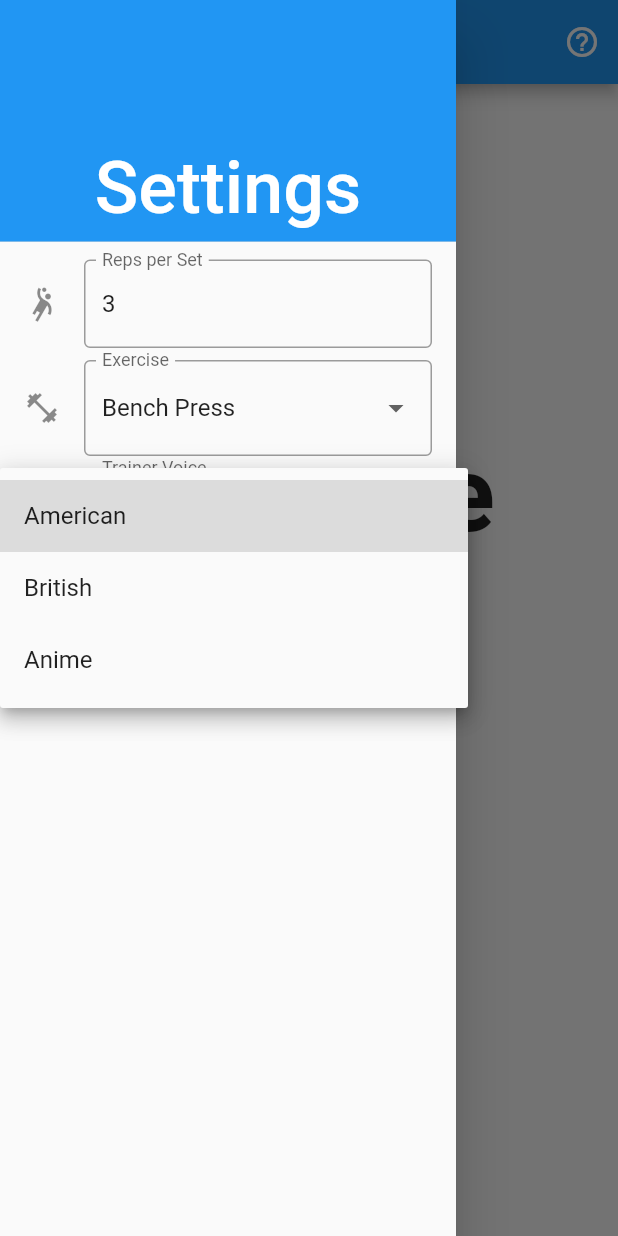
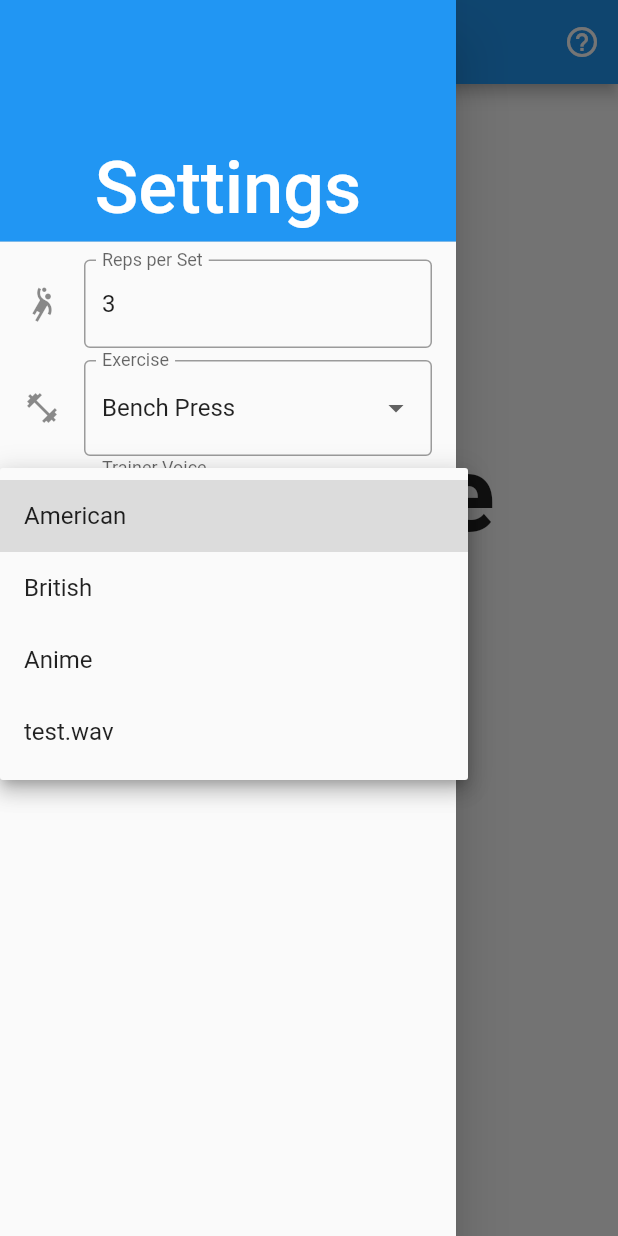
Before and after one commit to cyankaet/LiftSafe, a Flutter app: the screen it shows after launch, in the side drawer, after a tap on "American", on a phone screen of 412 x 824 dp. Run offline on Flutter 3.47's test engine with Material 2 defaults, Android fonts, the phone set to English and light mode, and no system bars; our stand-ins replace audioplayers, sensors, stream_transform.

Commit message:
added audio changing function

```diff
--- a/lift_safe/lib/lift_tracker.dart
+++ b/lift_safe/lib/lift_tracker.dart
@@ -1,4 +1,5 @@
 import 'dart:async';
+import 'sidebar.dart' as sidebar;
 
 import 'package:audioplayers/audioplayers.dart';
 import 'package:flutter/material.dart';
@@ -25,8 +26,8 @@ class _LiftTrackerState extends State<LiftTracker> {
   Stopwatch _stopwatch = Stopwatch();
   final _streamSubscriptions = <StreamSubscription<dynamic>>[];
   String buttonText = "Start Recording";
-  String finishedList = "No data yet";
   String motivation = "";
+  String audio = "test.wav";
 
   int timeSinceRepStart = 0;
   double minDist = 0;
@@ -56,15 +57,15 @@ class _LiftTrackerState extends State<LiftTracker> {
                 _accelVal(userAccelerometer?[0], gyroscope?[0]),
                 _accelVal(userAccelerometer?[1], gyroscope?[1]),
                 _accelVal(userAccelerometer?[2], gyroscope?[2]),
-                // Text(finishedList),
                 Text("Min Distance: $minDist"),
                 Text("Reps: $numReps"),
                 Text(motivation),
                 TextButton(child: Text(buttonText), onPressed: _startRecording),
                 TextButton(
-                    child: Text("play test"),
+                    child: Text(audio),
                     onPressed: () {
-                      player.play("test.wav");
+                      _getAudio(context);
+                      player.play(audio);
                     }),
                 IconButton(
                   icon: start
@@ -81,6 +82,14 @@ class _LiftTrackerState extends State<LiftTracker> {
         ],
       ),
     );
+  }
+
+  _getAudio(BuildContext context) async {
+    final String voice = await Navigator.push(
+        context, MaterialPageRoute(builder: (_) => NavBar()));
+    setState(() {
+      audio = voice;
+    });
   }
 
   _startRecording() {
@@ -112,10 +121,6 @@ class _LiftTrackerState extends State<LiftTracker> {
         print(numReps);
 
         buttonText = "Start Recording";
-        finishedList = _userAccelerometerZValues
-            .map((double v) => v.toStringAsFixed(1))
-            .toList()
-            .join(", ");
       });
     }
   }
--- a/lift_safe/lib/sidebar.dart
+++ b/lift_safe/lib/sidebar.dart
@@ -10,8 +10,8 @@ class NavBar extends StatefulWidget {
 class _NavBarState extends State<NavBar> {
   double arm = 60.0;
   int reps = 3;
-  String exercise = 'Bench Press';
-  String voice = 'American';
+  static String exercise = 'Bench Press';
+  static String voice = 'American';
 
   @override
   Widget build(BuildContext context) {
@@ -78,7 +78,7 @@ class _NavBarState extends State<NavBar> {
             labelText: 'Trainer Voice',
             border: OutlineInputBorder(),
           ),
-          items: <String>['American', 'British', 'Anime']
+          items: <String>['American', 'British', 'Anime', 'test.wav']
               .map<DropdownMenuItem<String>>((String value) {
             return DropdownMenuItem<String>(
               value: value,
@@ -88,6 +88,7 @@ class _NavBarState extends State<NavBar> {
           onChanged: (String? value) {
             setState(() {
               voice = value!;
+              Navigator.pop(context, voice);
             });
           },
         )),
```
